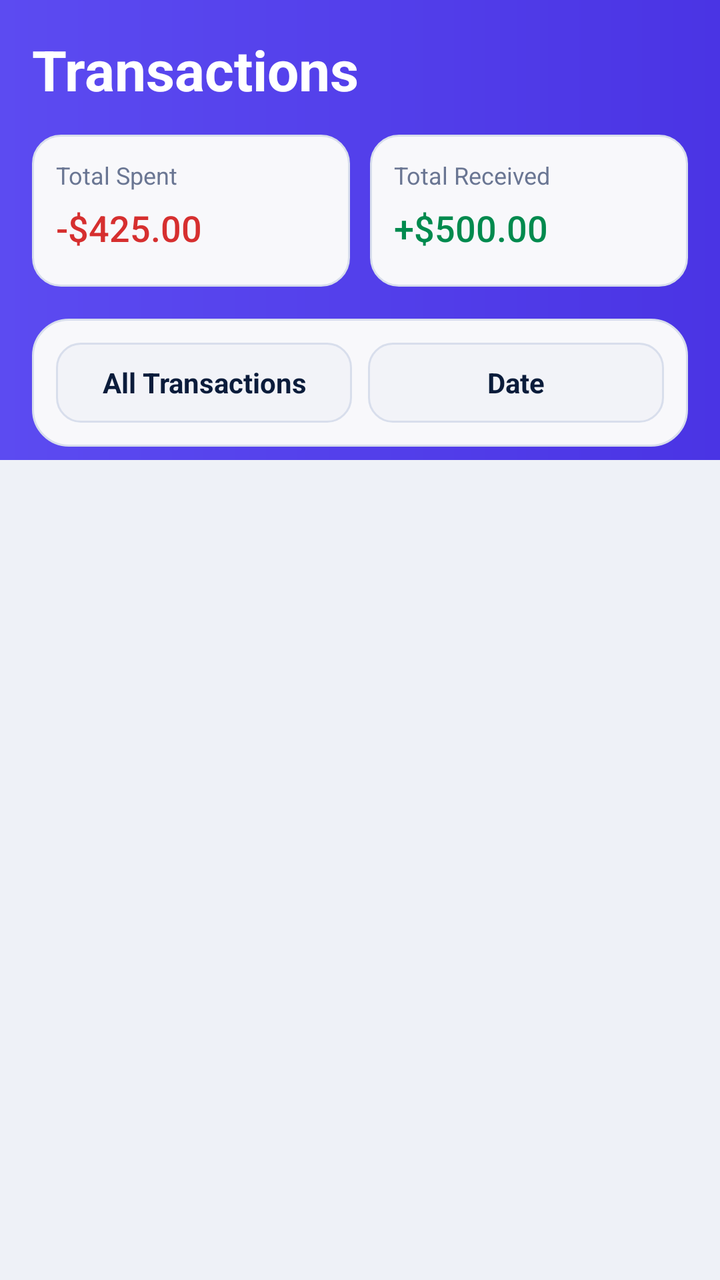
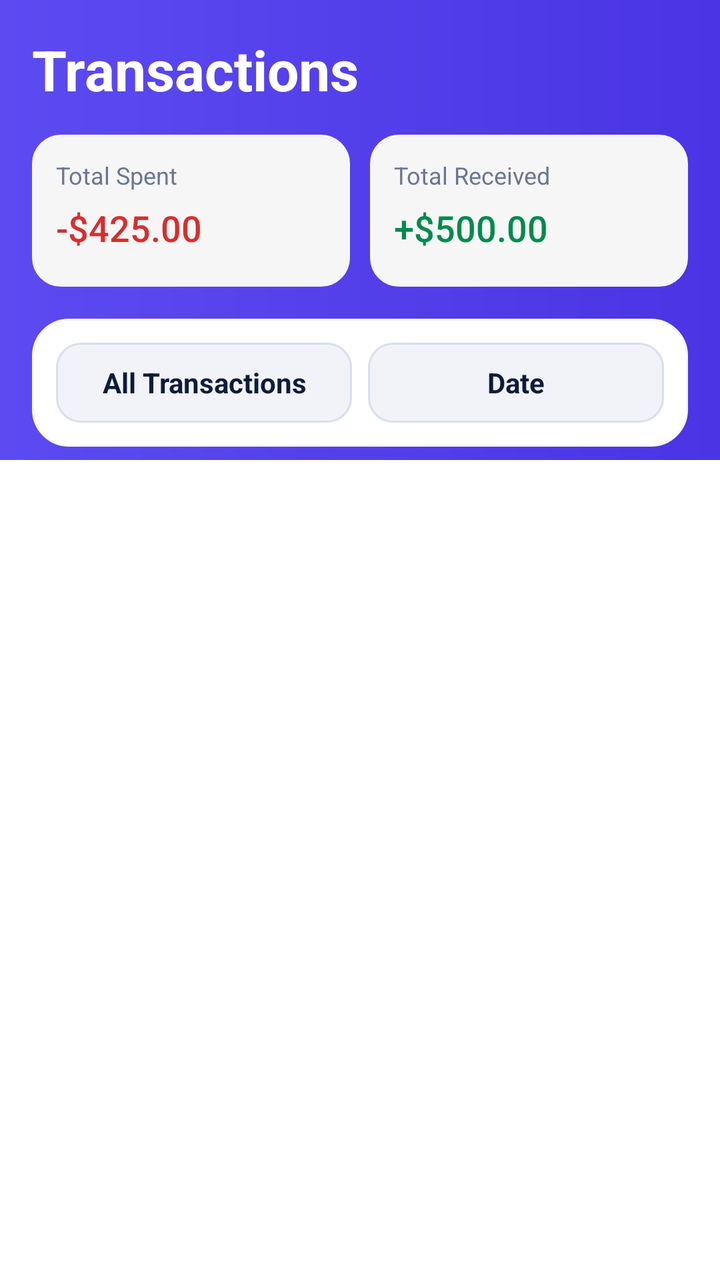

Screens rendered from an Android XML layout before and after an edit, with the pre-edit source and the edit as a unified diff.
<!-- AndroidManifest.xml: application theme Theme.Banking_app_Y3S2 -->
<!-- res/layout/fragment_history.xml -->
<?xml version="1.0" encoding="utf-8"?>
<androidx.constraintlayout.widget.ConstraintLayout xmlns:android="http://schemas.android.com/apk/res/android"
    xmlns:app="http://schemas.android.com/apk/res-auto"
    android:layout_width="match_parent"
    android:layout_height="match_parent"
    android:background="@color/surface_bg">

    <View
        android:layout_width="match_parent"
        android:layout_height="230dp"
        android:background="@drawable/bg_dashboard_header"
        app:layout_constraintTop_toTopOf="parent" />

    <ScrollView
        android:layout_width="0dp"
        android:layout_height="0dp"
        android:fillViewport="true"
        app:layout_constraintBottom_toBottomOf="parent"
        app:layout_constraintEnd_toEndOf="parent"
        app:layout_constraintStart_toStartOf="parent"
        app:layout_constraintTop_toTopOf="parent">

        <LinearLayout
            android:layout_width="match_parent"
            android:layout_height="wrap_content"
            android:orientation="vertical"
            android:padding="16dp">

            <TextView
                android:layout_width="wrap_content"
                android:layout_height="wrap_content"
                android:text="@string/transactions"
                android:textColor="@android:color/white"
                android:textSize="28sp"
                android:textStyle="bold" />

            <LinearLayout
                android:layout_width="match_parent"
                android:layout_height="wrap_content"
                android:layout_marginTop="14dp"
                android:orientation="horizontal">

                <LinearLayout
                    android:layout_width="0dp"
                    android:layout_height="76dp"
                    android:layout_weight="1"
                    android:background="@drawable/bg_tile"
                    android:orientation="vertical"
                    android:padding="12dp">

                    <TextView
                        android:layout_width="wrap_content"
                        android:layout_height="wrap_content"
                        android:text="@string/total_spent"
                        android:textColor="@color/text_secondary"
                        android:textSize="12sp" />

                    <TextView
                        android:layout_width="wrap_content"
                        android:layout_height="wrap_content"
                        android:layout_marginTop="6dp"
                        android:text="-$425.00"
                        android:fontFamily="sans-serif-medium"
                        android:shadowColor="@android:color/transparent"
                        android:shadowDx="0"
                        android:shadowDy="0"
                        android:shadowRadius="0"
                        android:textColor="@color/soft_red_text"
                        android:textSize="18sp"
                        android:textStyle="normal" />
                </LinearLayout>

                <LinearLayout
                    android:layout_width="0dp"
                    android:layout_height="76dp"
                    android:layout_marginStart="10dp"
                    android:layout_weight="1"
                    android:background="@drawable/bg_tile"
                    android:orientation="vertical"
                    android:padding="12dp">

                    <TextView
                        android:layout_width="wrap_content"
                        android:layout_height="wrap_content"
                        android:text="@string/total_received"
                        android:textColor="@color/text_secondary"
                        android:textSize="12sp" />

                    <TextView
                        android:layout_width="wrap_content"
                        android:layout_height="wrap_content"
                        android:layout_marginTop="6dp"
                        android:text="+$500.00"
                        android:fontFamily="sans-serif-medium"
                        android:shadowColor="@android:color/transparent"
                        android:shadowDx="0"
                        android:shadowDy="0"
                        android:shadowRadius="0"
                        android:textColor="@color/soft_green_text"
                        android:textSize="18sp"
                        android:textStyle="normal" />
                </LinearLayout>
            </LinearLayout>

            <LinearLayout
                android:layout_width="match_parent"
                android:layout_height="wrap_content"
                android:layout_marginTop="16dp"
                android:background="@drawable/bg_surface_panel"
                android:orientation="horizontal"
                android:padding="12dp">

                <TextView
                    android:layout_width="0dp"
                    android:layout_height="40dp"
                    android:layout_weight="1"
                    android:background="@drawable/bg_filter_chip"
                    android:gravity="center"
                    android:text="@string/all_transactions"
                    android:textColor="@color/navy_text"
                    android:textSize="14sp"
                    android:textStyle="bold" />

                <TextView
                    android:layout_width="0dp"
                    android:layout_height="40dp"
                    android:layout_marginStart="8dp"
                    android:layout_weight="1"
                    android:background="@drawable/bg_filter_chip"
                    android:gravity="center"
                    android:text="@string/date"
                    android:textColor="@color/navy_text"
                    android:textSize="14sp"
                    android:textStyle="bold" />
            </LinearLayout>






















            <androidx.recyclerview.widget.RecyclerView
                android:id="@+id/recyclerView"
                android:layout_width="match_parent"
                android:layout_height="match_parent"/>

        </LinearLayout>
    </ScrollView>

</androidx.constraintlayout.widget.ConstraintLayout>
<!-- resources referenced by this layout -->
<resources>
  <color name="navy_text">#0B1C3B</color>
  <color name="soft_green_text">#008A4E</color>
  <color name="soft_red_text">#D62F2F</color>
  <color name="surface_bg">#EEF1F7</color>
  <color name="text_secondary">#6A7693</color>
  <!-- drawable bg_dashboard_header (drawable) -->
  <?xml version="1.0" encoding="utf-8"?>
  <shape xmlns:android="http://schemas.android.com/apk/res/android" android:shape="rectangle">
      <gradient
          android:angle="0"
          android:endColor="@color/brand_bg_bottom"
          android:startColor="@color/brand_bg_top" />
  </shape>
  <!-- drawable bg_filter_chip (drawable) -->
  <?xml version="1.0" encoding="utf-8"?>
  <shape xmlns:android="http://schemas.android.com/apk/res/android" android:shape="rectangle">
      <solid android:color="@color/input_bg" />
      <corners android:radius="12dp" />
      <stroke
          android:width="1dp"
          android:color="@color/input_stroke" />
  </shape>
  <!-- drawable bg_surface_panel (drawable) -->
  <?xml version="1.0" encoding="utf-8"?>
  <shape xmlns:android="http://schemas.android.com/apk/res/android" android:shape="rectangle">
      <solid android:color="@color/card_white" />
      <corners android:radius="18dp" />
      <stroke
          android:width="1dp"
          android:color="@color/input_stroke" />
  </shape>
  <!-- drawable bg_tile (drawable) -->
  <?xml version="1.0" encoding="utf-8"?>
  <shape xmlns:android="http://schemas.android.com/apk/res/android" android:shape="rectangle">
      <solid android:color="@color/card_white" />
      <corners android:radius="14dp" />
      <stroke
          android:width="1dp"
          android:color="@color/input_stroke" />
  </shape>
  <string name="all_transactions">All Transactions</string>
  <string name="date">Date</string>
  <string name="total_received">Total Received</string>
  <string name="total_spent">Total Spent</string>
  <string name="transactions">Transactions</string>
  <style name="Theme.Banking_app_Y3S2" parent="Base.Theme.Banking_app_Y3S2" />
  <color name="brand_bg_bottom">#4A34E4</color>
  <color name="brand_bg_top">#5C4BF1</color>
  <color name="input_bg">#F2F3F8</color>
  <color name="input_stroke">#D8DEEC</color>
  <color name="card_white">#F8F8FB</color>
  <style name="Base.Theme.Banking_app_Y3S2" parent="Theme.Material3.DayNight.NoActionBar">
          
          
          <item name="android:textViewStyle">@style/Widget.BankingApp.CleanTextView</item>
          <item name="android:editTextStyle">@style/Widget.BankingApp.CleanEditText</item>
          <item name="buttonStyle">@style/Widget.BankingApp.CleanButton</item>
      </style>
  <style name="Widget.BankingApp.CleanTextView" parent="@android:style/Widget.TextView">
          <item name="android:shadowColor">@android:color/transparent</item>
          <item name="android:shadowDx">0</item>
          <item name="android:shadowDy">0</item>
          <item name="android:shadowRadius">0</item>
          <item name="android:elegantTextHeight">false</item>
      </style>
  <style name="Widget.BankingApp.CleanEditText" parent="@android:style/Widget.EditText">
          <item name="android:shadowColor">@android:color/transparent</item>
          <item name="android:shadowDx">0</item>
          <item name="android:shadowDy">0</item>
          <item name="android:shadowRadius">0</item>
          <item name="android:textColor">@color/text_primary</item>
          <item name="android:textColorHint">@color/text_hint</item>
      </style>
  <style name="Widget.BankingApp.CleanButton" parent="Widget.Material3.Button">
          <item name="android:shadowColor">@android:color/transparent</item>
          <item name="android:shadowDx">0</item>
          <item name="android:shadowDy">0</item>
          <item name="android:shadowRadius">0</item>
          <item name="android:textStyle">bold</item>
          <item name="android:textAllCaps">false</item>
      </style>
  <color name="text_primary">#1D335A</color>
  <color name="text_hint">#5E6E8B</color>
</resources>

<!-- the commit's change to res/layout/fragment_history.xml (unified diff, before → after) -->
@@ -3,7 +3,7 @@
     xmlns:app="http://schemas.android.com/apk/res-auto"
     android:layout_width="match_parent"
     android:layout_height="match_parent"
-    android:background="@color/surface_bg">
+    android:background="@color/background">
 
     <View
         android:layout_width="match_parent"
<!-- resource entries referenced after the edit -->
@@ -1,9 +1,9 @@
 <!-- resources referenced by this layout -->
 <resources>
+  <color name="background">#FFFFFF</color>
   <color name="navy_text">#0B1C3B</color>
   <color name="soft_green_text">#008A4E</color>
   <color name="soft_red_text">#D62F2F</color>
-  <color name="surface_bg">#EEF1F7</color>
   <color name="text_secondary">#6A7693</color>
   <!-- drawable bg_dashboard_header (drawable) -->
   <?xml version="1.0" encoding="utf-8"?>
@@ -25,20 +25,20 @@
   <!-- drawable bg_surface_panel (drawable) -->
   <?xml version="1.0" encoding="utf-8"?>
   <shape xmlns:android="http://schemas.android.com/apk/res/android" android:shape="rectangle">
-      <solid android:color="@color/card_white" />
+      <solid android:color="@color/background" />
       <corners android:radius="18dp" />
       <stroke
           android:width="1dp"
-          android:color="@color/input_stroke" />
+          android:color="@color/background1" />
   </shape>
   <!-- drawable bg_tile (drawable) -->
   <?xml version="1.0" encoding="utf-8"?>
   <shape xmlns:android="http://schemas.android.com/apk/res/android" android:shape="rectangle">
-      <solid android:color="@color/card_white" />
+      <solid android:color="@color/background1" />
       <corners android:radius="14dp" />
       <stroke
           android:width="1dp"
-          android:color="@color/input_stroke" />
+          android:color="@color/background1" />
   </shape>
   <string name="all_transactions">All Transactions</string>
   <string name="date">Date</string>
@@ -50,7 +50,7 @@
   <color name="brand_bg_top">#5C4BF1</color>
   <color name="input_bg">#F2F3F8</color>
   <color name="input_stroke">#D8DEEC</color>
-  <color name="card_white">#F8F8FB</color>
+  <color name="background1">#F6F6F6</color>
   <style name="Base.Theme.Banking_app_Y3S2" parent="Theme.Material3.DayNight.NoActionBar">
           
           
